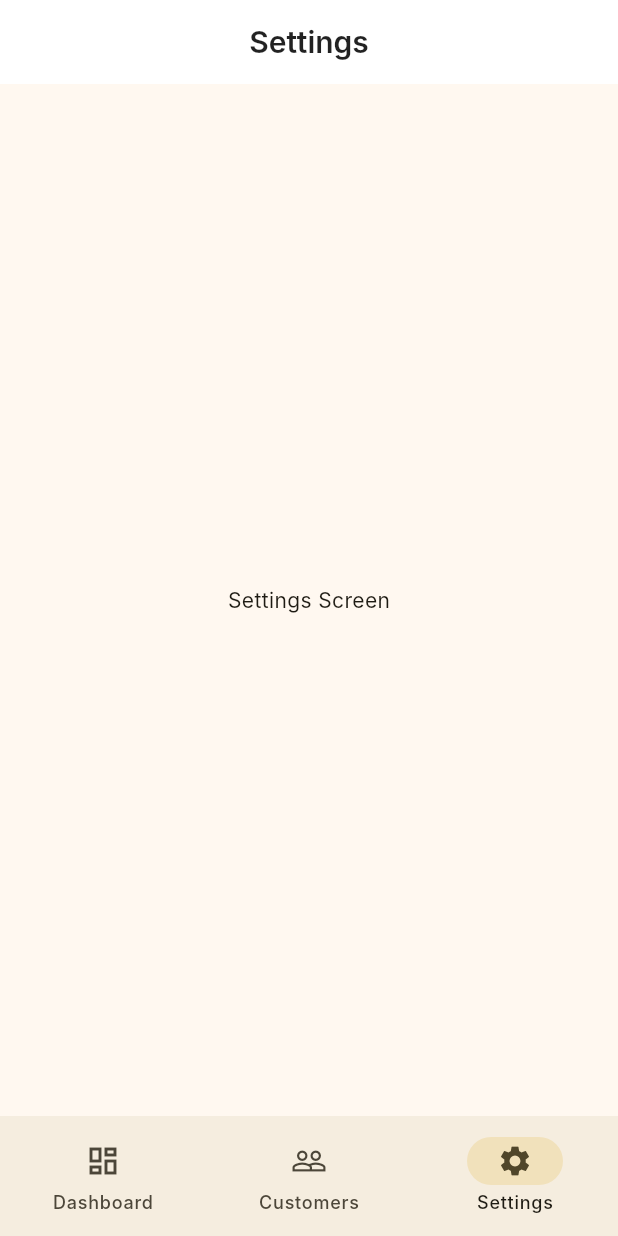
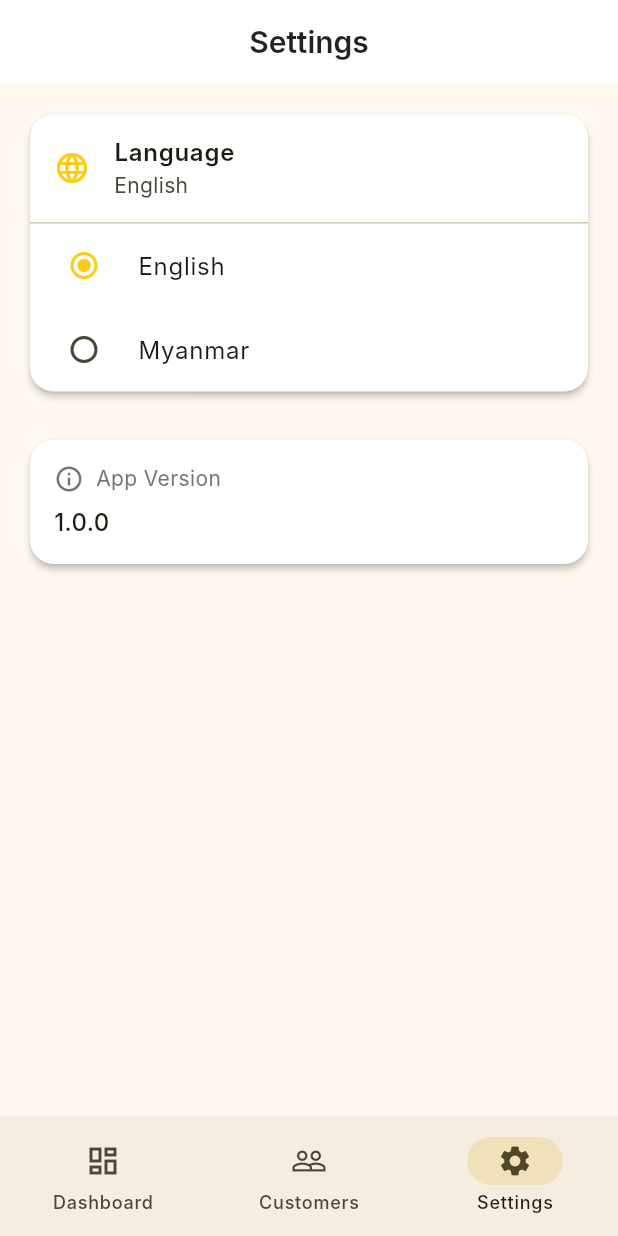
Before and after one commit to RyanWez/debt-tracker-flutter, a Flutter app: the screen it shows after launch, item 3 of the bottom bar chosen, on a phone screen of 412 x 824 dp. Run offline on Flutter 3.47's test engine with Material 3 defaults, Android fonts, the phone set to English and light mode, and no system bars; our stand-ins replace fluttertoast, shared_preferences; Roboto replaces fonts that are missing (Inter).

Commit message:
Myanmar language support

```diff
--- /dev/null
+++ b/lib/l10n/app_localizations.dart
@@ -0,0 +1,206 @@
+import 'package:flutter/material.dart';
+
+class AppLocalizations {
+  final String languageCode;
+
+  AppLocalizations(this.languageCode);
+
+  static AppLocalizations of(context) {
+    return Localizations.of<AppLocalizations>(context, AppLocalizations)!;
+  }
+
+  // All translatable strings
+  static final Map<String, Map<String, String>> _localizedValues = {
+    'en': {
+      // App Title
+      'app_title': 'Debt Tracker',
+
+      // Bottom Navigation
+      'nav_dashboard': 'Dashboard',
+      'nav_customers': 'Customers',
+      'nav_settings': 'Settings',
+
+      // Dashboard Screen
+      'total_debt': 'Total Debt',
+      'customers': 'Customers',
+      'recent_transactions': 'Recent Transactions',
+      'no_transactions': 'No transactions yet',
+
+      // Customer List Screen
+      'search_hint': 'Search by name or phone',
+      'no_customers': 'No customers found',
+      'add_customer': 'Add Customer',
+
+      // Customer Detail Screen
+      'customer_details': 'Customer Details',
+      'add_debt': 'Add Debt',
+      'repay': 'Repay',
+      'no_transactions_yet': 'No transactions yet',
+      'delete_customer': 'Delete Customer',
+      'delete_customer_msg': 'Are you sure? This will delete all transaction history.',
+      'cannot_delete': 'Cannot delete customer with outstanding debt: ',
+
+      // Transaction Types
+      'debt_added': 'Debt Added',
+      'payment_received': 'Payment Received',
+
+      // Add Customer Dialog
+      'add_new_customer': 'Add New Customer',
+      'edit_customer': 'Edit Customer',
+      'customer_name': 'Customer Name',
+      'phone_number': 'Phone Number',
+      'cancel': 'Cancel',
+      'save': 'Save',
+      'add': 'Add',
+      'name_required': 'Please enter customer name',
+      'phone_required': 'Please enter phone number',
+
+      // Add Transaction Screen
+      'add_transaction': 'Add Transaction',
+      'amount': 'Amount',
+      'note': 'Note (Optional)',
+      'amount_required': 'Please enter amount',
+      'invalid_amount': 'Please enter valid amount',
+      'transaction_added': 'Transaction added successfully',
+
+      // Delete Dialog
+      'delete': 'Delete',
+      'delete_transaction': 'Delete Transaction',
+      'delete_transaction_msg': 'Are you sure you want to delete this transaction?',
+      'transaction_deleted': 'Transaction deleted',
+
+      // Settings
+      'language': 'Language',
+      'myanmar': 'Myanmar',
+      'english': 'English',
+    },
+    'my': {
+      // App Title
+      'app_title': 'အကြွေးစာရင်း',
+
+      // Bottom Navigation
+      'nav_dashboard': 'မူလစာမျက်နှာ',
+      'nav_customers': 'ဖောက်သည်များ',
+      'nav_settings': 'ဆက်တင်များ',
+
+      // Dashboard Screen
+      'total_debt': 'စုစုပေါင်း အကြွေး',
+      'customers': 'ဖောက်သည်',
+      'recent_transactions': 'လတ်တလော စာရင်းများ',
+      'no_transactions': 'စာရင်းများ မရှိသေးပါ',
+
+      // Customer List Screen
+      'search_hint': 'နာမည် သို့မဟုတ် ဖုန်းနံပါတ်ဖြင့် ရှာပါ',
+      'no_customers': 'ဖောက်သည် မတွေ့ပါ',
+      'add_customer': 'ဖောက်သည် ထည့်မယ်',
+
+      // Customer Detail Screen
+      'customer_details': 'ဖောက်သည် အသေးစိတ်',
+      'add_debt': 'အကြွေး ထည့်မယ်',
+      'repay': 'ပြန်ဆပ်မယ်',
+      'no_transactions_yet': 'စာရင်းများ မရှိသေးပါ',
+      'delete_customer': 'ဖောက်သည် ဖျက်မယ်',
+      'delete_customer_msg': 'သေချာပါသလား? စာရင်းများ အားလုံး ပျက်သွားမှာ ဖြစ်ပါတယ်။',
+      'cannot_delete': 'အကြွေး ကျန်နေသေးသော ဖောက်သည်ကို ဖျက်၍ မရပါ: ',
+
+      // Transaction Types
+      'debt_added': 'အကြွေး ထည့်ခဲ့',
+      'payment_received': 'ပြန်ဆပ်ခဲ့',
+
+      // Add Customer Dialog
+      'add_new_customer': 'ဖောက်သည်အသစ် ထည့်မယ်',
+      'edit_customer': 'ဖောက်သည် ပြင်မယ်',
+      'customer_name': 'ဖောက်သည် အမည်',
+      'phone_number': 'ဖုန်းနံပါတ်',
+      'cancel': 'မလုပ်တော့',
+      'save': 'သိမ်းမယ်',
+      'add': 'ထည့်မယ်',
+      'name_required': 'ဖောက်သည် အမည် ထည့်ပါ',
+      'phone_required': 'ဖုန်းနံပါတ် ထည့်ပါ',
+
+      // Add Transaction Screen
+      'add_transaction': 'စာရင်း ထည့်မယ်',
+      'amount': 'ပမာဏ',
+      'note': 'မှတ်ချက် (ချန်လှပ်နိုင်)',
+      'amount_required': 'ပမာဏ ထည့်ပါ',
+      'invalid_amount': 'မှန်ကန်သော ပမာဏ ထည့်ပါ',
+      'transaction_added': 'စာရင်း အောင်မြင်စွာ ထည့်ပြီးပါပြီ',
+
+      // Delete Dialog
+      'delete': 'ဖျက်မယ်',
+      'delete_transaction': 'စာရင်း ဖျက်မယ်',
+      'delete_transaction_msg': 'ဒီစာရင်းကို ဖျက်မှာ သေချာပါသလား?',
+      'transaction_deleted': 'စာရင်း ဖျက်ပြီးပါပြီ',
+
+      // Settings
+      'language': 'ဘာသာစကား',
+      'myanmar': 'မြန်မာ',
+      'english': 'English',
+    },
+  };
+
+  String translate(String key) {
+    return _localizedValues[languageCode]![key] ?? key;
+  }
+
+  // Shorthand getter
+  String get appTitle => translate('app_title');
+  String get navDashboard => translate('nav_dashboard');
+  String get navCustomers => translate('nav_customers');
+  String get navSettings => translate('nav_settings');
+  String get totalDebt => translate('total_debt');
+  String get customers => translate('customers');
+  String get recentTransactions => translate('recent_transactions');
+  String get noTransactions => translate('no_transactions');
+  String get searchHint => translate('search_hint');
+  String get noCustomers => translate('no_customers');
+  String get addCustomer => translate('add_customer');
+  String get customerDetails => translate('customer_details');
+  String get addDebt => translate('add_debt');
+  String get repay => translate('repay');
+  String get noTransactionsYet => translate('no_transactions_yet');
+  String get deleteCustomer => translate('delete_customer');
+  String get deleteCustomerMsg => translate('delete_customer_msg');
+  String get cannotDelete => translate('cannot_delete');
+  String get debtAdded => translate('debt_added');
+  String get paymentReceived => translate('payment_received');
+  String get addNewCustomer => translate('add_new_customer');
+  String get editCustomer => translate('edit_customer');
+  String get customerName => translate('customer_name');
+  String get phoneNumber => translate('phone_number');
+  String get cancel => translate('cancel');
+  String get save => translate('save');
+  String get add => translate('add');
+  String get nameRequired => translate('name_required');
+  String get phoneRequired => translate('phone_required');
+  String get addTransaction => translate('add_transaction');
+  String get amount => translate('amount');
+  String get note => translate('note');
+  String get amountRequired => translate('amount_required');
+  String get invalidAmount => translate('invalid_amount');
+  String get transactionAdded => translate('transaction_added');
+  String get delete => translate('delete');
+  String get deleteTransaction => translate('delete_transaction');
+  String get deleteTransactionMsg => translate('delete_transaction_msg');
+  String get transactionDeleted => translate('transaction_deleted');
+  String get language => translate('language');
+  String get myanmar => translate('myanmar');
+  String get english => translate('english');
+}
+
+class AppLocalizationsDelegate extends LocalizationsDelegate<AppLocalizations> {
+  const AppLocalizationsDelegate();
+
+  @override
+  bool isSupported(Locale locale) {
+    return ['en', 'my'].contains(locale.languageCode);
+  }
+
+  @override
+  Future<AppLocalizations> load(Locale locale) async {
+    return AppLocalizations(locale.languageCode);
+  }
+
+  @override
+  bool shouldReload(AppLocalizationsDelegate old) => false;
+}
--- a/lib/main.dart
+++ b/lib/main.dart
@@ -1,7 +1,10 @@
 import 'package:flutter/material.dart';
+import 'package:flutter_localizations/flutter_localizations.dart';
 import 'package:provider/provider.dart';
 import 'providers/data_provider.dart';
+import 'providers/language_provider.dart';
 import 'screens/main_screen.dart';
+import 'l10n/app_localizations.dart';
 
 void main() {
   runApp(const MyApp());
@@ -15,10 +18,24 @@ class MyApp extends StatelessWidget {
     return MultiProvider(
       providers: [
         ChangeNotifierProvider(create: (_) => DataProvider()..loadData()),
+        ChangeNotifierProvider(create: (_) => LanguageProvider()..loadLanguage()),
       ],
-      child: MaterialApp(
+      child: Consumer<LanguageProvider>(
+        builder: (context, languageProvider, child) {
+          return MaterialApp(
             title: 'Debt Tracker',
             debugShowCheckedModeBanner: false,
+            locale: languageProvider.locale,
+            localizationsDelegates: const [
+              AppLocalizationsDelegate(),
+              GlobalMaterialLocalizations.delegate,
+              GlobalWidgetsLocalizations.delegate,
+              GlobalCupertinoLocalizations.delegate,
+            ],
+            supportedLocales: const [
+              Locale('en'), // English
+              Locale('my'), // Myanmar
+            ],
             theme: ThemeData(
               colorScheme: ColorScheme.fromSeed(
                 seedColor: const Color(0xFFFACC15), // Yellow base
@@ -55,6 +72,8 @@ class MyApp extends StatelessWidget {
               ),
             ),
             home: const MainScreen(),
+          );
+        },
       ),
     );
   }
--- /dev/null
+++ b/lib/providers/language_provider.dart
@@ -0,0 +1,35 @@
+import 'package:flutter/material.dart';
+import 'package:shared_preferences/shared_preferences.dart';
+
+class LanguageProvider extends ChangeNotifier {
+  Locale _locale = const Locale('en'); // Default language: English
+
+  Locale get locale => _locale;
+
+  // Load saved language preference
+  Future<void> loadLanguage() async {
+    final prefs = await SharedPreferences.getInstance();
+    final languageCode = prefs.getString('language_code') ?? 'en';
+    _locale = Locale(languageCode);
+    notifyListeners();
+  }
+
+  // Change language and save preference
+  Future<void> setLocale(Locale locale) async {
+    if (_locale == locale) return;
+
+    _locale = locale;
+    final prefs = await SharedPreferences.getInstance();
+    await prefs.setString('language_code', locale.languageCode);
+    notifyListeners();
+  }
+
+  // Toggle between Myanmar and English
+  Future<void> toggleLanguage() async {
+    if (_locale.languageCode == 'en') {
+      await setLocale(const Locale('my'));
+    } else {
+      await setLocale(const Locale('en'));
+    }
+  }
+}
--- a/lib/screens/customer_list_screen.dart
+++ b/lib/screens/customer_list_screen.dart
@@ -2,6 +2,7 @@ import 'package:flutter/material.dart';
 import 'package:provider/provider.dart';
 import '../providers/data_provider.dart';
 import '../widgets/add_customer_dialog.dart';
+import '../l10n/app_localizations.dart';
 import 'customer_detail_screen.dart';
 
 class CustomerListScreen extends StatefulWidget {
@@ -16,6 +17,7 @@ class _CustomerListScreenState extends State<CustomerListScreen> {
 
   @override
   Widget build(BuildContext context) {
+    final l10n = AppLocalizations.of(context);
     return Consumer<DataProvider>(
       builder: (context, dataProvider, child) {
         final customers = dataProvider.customers.where((customer) {
@@ -27,13 +29,13 @@ class _CustomerListScreenState extends State<CustomerListScreen> {
 
         return Scaffold(
           appBar: AppBar(
-            title: const Text('Customers'),
+            title: Text(l10n.navCustomers),
             bottom: PreferredSize(
               preferredSize: const Size.fromHeight(60),
               child: Padding(
                 padding: const EdgeInsets.fromLTRB(16, 0, 16, 16),
                 child: SearchBar(
-                  hintText: 'Search by name or phone',
+                  hintText: l10n.searchHint,
                   leading: const Icon(Icons.search),
                   elevation: MaterialStateProperty.all(0),
                   backgroundColor: MaterialStateProperty.all(
@@ -49,7 +51,7 @@ class _CustomerListScreenState extends State<CustomerListScreen> {
             ),
           ),
           body: customers.isEmpty
-              ? const Center(child: Text('No customers found'))
+              ? Center(child: Text(l10n.noCustomers))
               : ListView.builder(
                   padding: const EdgeInsets.all(16),
                   itemCount: customers.length,
@@ -170,7 +172,7 @@ class _CustomerListScreenState extends State<CustomerListScreen> {
                 },
               );
             },
-            label: const Text('Add Customer'),
+            label: Text(l10n.addCustomer),
             icon: const Icon(Icons.person_add),
           ),
         );
--- a/lib/screens/dashboard_screen.dart
+++ b/lib/screens/dashboard_screen.dart
@@ -2,12 +2,15 @@ import 'package:flutter/material.dart';
 import 'package:provider/provider.dart';
 import 'package:intl/intl.dart';
 import '../providers/data_provider.dart';
+import '../l10n/app_localizations.dart';
 
 class DashboardScreen extends StatelessWidget {
   const DashboardScreen({super.key});
 
   @override
   Widget build(BuildContext context) {
+    final l10n = AppLocalizations.of(context);
+
     return Consumer<DataProvider>(
       builder: (context, dataProvider, child) {
         double totalDebt = dataProvider.customers.fold(
@@ -20,7 +23,7 @@ class DashboardScreen extends StatelessWidget {
             .toList();
 
         return Scaffold(
-          appBar: AppBar(title: const Text('Dashboard')),
+          appBar: AppBar(title: Text(l10n.navDashboard)),
           body: SingleChildScrollView(
             padding: const EdgeInsets.all(16.0),
             child: Column(
@@ -30,7 +33,7 @@ class DashboardScreen extends StatelessWidget {
                   children: [
                     Expanded(
                       child: _SummaryCard(
-                        title: 'Total Debt',
+                        title: l10n.totalDebt,
                         value:
                             '${NumberFormat("#,##0", "en_US").format(totalDebt)} Ks',
                         gradient: const LinearGradient(
@@ -44,7 +47,7 @@ class DashboardScreen extends StatelessWidget {
                     const SizedBox(width: 16),
                     Expanded(
                       child: _SummaryCard(
-                        title: 'Customers',
+                        title: l10n.customers,
                         value: '$totalCustomers',
                         gradient: const LinearGradient(
                           colors: [Color(0xFF3B82F6), Color(0xFF60A5FA)],
@@ -57,16 +60,16 @@ class DashboardScreen extends StatelessWidget {
                   ],
                 ),
                 const SizedBox(height: 24),
-                const Text(
-                  'Recent Transactions',
-                  style: TextStyle(fontSize: 18, fontWeight: FontWeight.bold),
+                Text(
+                  l10n.recentTransactions,
+                  style: const TextStyle(fontSize: 18, fontWeight: FontWeight.bold),
                 ),
                 const SizedBox(height: 12),
                 if (recentTransactions.isEmpty)
-                  const Center(
+                  Center(
                     child: Padding(
-                      padding: EdgeInsets.all(24.0),
-                      child: Text('No transactions yet'),
+                      padding: const EdgeInsets.all(24.0),
+                      child: Text(l10n.noTransactions),
                     ),
                   )
                 else
--- a/lib/screens/main_screen.dart
+++ b/lib/screens/main_screen.dart
@@ -1,4 +1,5 @@
 import 'package:flutter/material.dart';
+import '../l10n/app_localizations.dart';
 import 'dashboard_screen.dart';
 import 'customer_list_screen.dart';
 import 'settings_screen.dart';
@@ -27,26 +28,28 @@ class _MainScreenState extends State<MainScreen> {
 
   @override
   Widget build(BuildContext context) {
+    final l10n = AppLocalizations.of(context);
+
     return Scaffold(
       body: _screens[_selectedIndex],
       bottomNavigationBar: NavigationBar(
         selectedIndex: _selectedIndex,
         onDestinationSelected: _onItemTapped,
-        destinations: const [
+        destinations: [
           NavigationDestination(
-            icon: Icon(Icons.dashboard_outlined),
-            selectedIcon: Icon(Icons.dashboard),
-            label: 'Dashboard',
+            icon: const Icon(Icons.dashboard_outlined),
+            selectedIcon: const Icon(Icons.dashboard),
+            label: l10n.navDashboard,
           ),
           NavigationDestination(
-            icon: Icon(Icons.people_outline),
-            selectedIcon: Icon(Icons.people),
-            label: 'Customers',
+            icon: const Icon(Icons.people_outline),
+            selectedIcon: const Icon(Icons.people),
+            label: l10n.navCustomers,
           ),
           NavigationDestination(
-            icon: Icon(Icons.settings_outlined),
-            selectedIcon: Icon(Icons.settings),
-            label: 'Settings',
+            icon: const Icon(Icons.settings_outlined),
+            selectedIcon: const Icon(Icons.settings),
+            label: l10n.navSettings,
           ),
         ],
       ),
--- a/lib/screens/settings_screen.dart
+++ b/lib/screens/settings_screen.dart
@@ -1,13 +1,103 @@
 import 'package:flutter/material.dart';
+import 'package:provider/provider.dart';
+import '../providers/language_provider.dart';
+import '../l10n/app_localizations.dart';
 
 class SettingsScreen extends StatelessWidget {
   const SettingsScreen({super.key});
 
   @override
   Widget build(BuildContext context) {
+    final l10n = AppLocalizations.of(context);
+    final languageProvider = Provider.of<LanguageProvider>(context);
+
     return Scaffold(
-      appBar: AppBar(title: const Text('Settings')),
-      body: const Center(child: Text('Settings Screen')),
+      appBar: AppBar(title: Text(l10n.navSettings)),
+      body: ListView(
+        padding: const EdgeInsets.all(16),
+        children: [
+          Card(
+            child: Column(
+              children: [
+                ListTile(
+                  leading: const Icon(Icons.language, color: Color(0xFFFACC15)),
+                  title: Text(
+                    l10n.language,
+                    style: const TextStyle(
+                      fontWeight: FontWeight.w600,
+                      fontSize: 16,
+                    ),
+                  ),
+                  subtitle: Text(
+                    languageProvider.locale.languageCode == 'my'
+                        ? l10n.myanmar
+                        : l10n.english,
+                  ),
+                ),
+                const Divider(height: 1),
+                RadioListTile<String>(
+                  title: Text(l10n.english),
+                  value: 'en',
+                  groupValue: languageProvider.locale.languageCode,
+                  onChanged: (value) {
+                    if (value != null) {
+                      languageProvider.setLocale(Locale(value));
+                    }
+                  },
+                  activeColor: const Color(0xFFFACC15),
+                ),
+                RadioListTile<String>(
+                  title: Text(l10n.myanmar),
+                  value: 'my',
+                  groupValue: languageProvider.locale.languageCode,
+                  onChanged: (value) {
+                    if (value != null) {
+                      languageProvider.setLocale(Locale(value));
+                    }
+                  },
+                  activeColor: const Color(0xFFFACC15),
+                ),
+              ],
+            ),
+          ),
+          const SizedBox(height: 24),
+          Card(
+            child: Padding(
+              padding: const EdgeInsets.all(16),
+              child: Column(
+                crossAxisAlignment: CrossAxisAlignment.start,
+                children: [
+                  Row(
+                    children: [
+                      Icon(
+                        Icons.info_outline,
+                        color: Colors.grey.shade600,
+                        size: 20,
+                      ),
+                      const SizedBox(width: 8),
+                      Text(
+                        'App Version',
+                        style: TextStyle(
+                          color: Colors.grey.shade600,
+                          fontSize: 14,
+                        ),
+                      ),
+                    ],
+                  ),
+                  const SizedBox(height: 8),
+                  const Text(
+                    '1.0.0',
+                    style: TextStyle(
+                      fontSize: 16,
+                      fontWeight: FontWeight.w500,
+                    ),
+                  ),
+                ],
+              ),
+            ),
+          ),
+        ],
+      ),
     );
   }
 }
--- a/pubspec.yaml
+++ b/pubspec.yaml
@@ -30,13 +30,15 @@ environment:
 dependencies:
   flutter:
     sdk: flutter
+  flutter_localizations:
+    sdk: flutter
 
   # The following adds the Cupertino Icons font to your application.
   # Use with the CupertinoIcons class for iOS style icons.
   cupertino_icons: ^1.0.8
   provider: ^6.0.0
   shared_preferences: ^2.2.0
-  intl: ^0.18.0
+  intl: ^0.20.2
   uuid: ^4.0.0
   fluttertoast: ^8.2.8
 
```
Also changed, not shown: pubspec.lock. Lines whose indentation alone changed are shown as unchanged.
